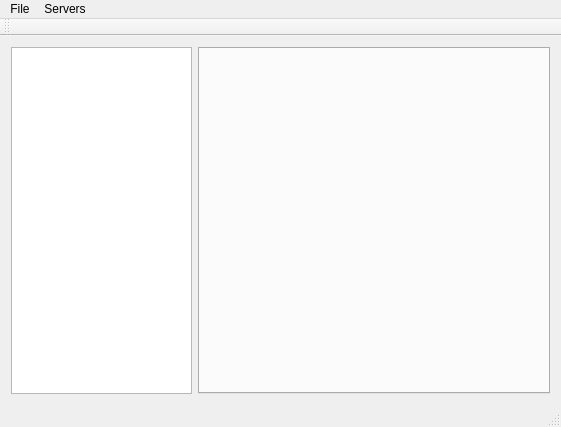
This is mainwindow.ui in Thumperrr/Terraria_Server_Manager as Qt 5 draws it before an edit. The edited form follows.
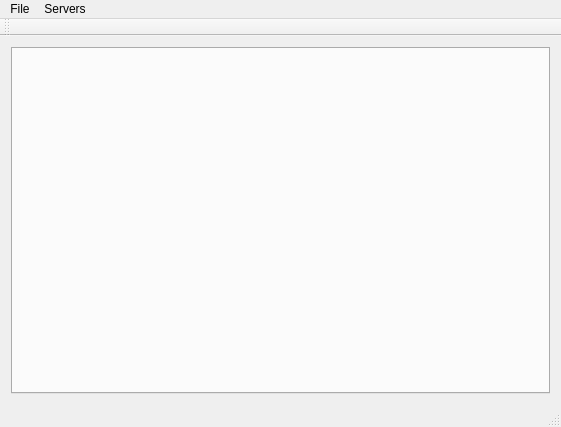
This is the edited form.

Commit message:
Modified ServerTabWidget; Added Utility namespace
Changed ServerTabWidget to include a QTextBrowser for world information,
and a QListWidget for connected players. These additions aren't yet
functional.

Created the namespace "Utility" for commonly used functions.
Functions added to Utility:
left - Returns everything left of a separator in a QString
right - Returns everything right of a separator in a QString
getDirectoryEntryList - Returns a QStringList with file names in a
directory.

```diff
--- a/mainwindow.ui
+++ b/mainwindow.ui
@@ -30,16 +30,6 @@
     <item row="0" column="0">
      <layout class="QGridLayout" name="gridLayout">
       <item row="0" column="0">
-       <widget class="QTextBrowser" name="QTestBrowser_ServerInfo">
-        <property name="maximumSize">
-         <size>
-          <width>181</width>
-          <height>371</height>
-         </size>
-        </property>
-       </widget>
-      </item>
-      <item row="0" column="1">
        <widget class="QTabWidget" name="tabWidget">
         <property name="currentIndex">
          <number>-1</number>
```
The commit also changes 11 other files.
